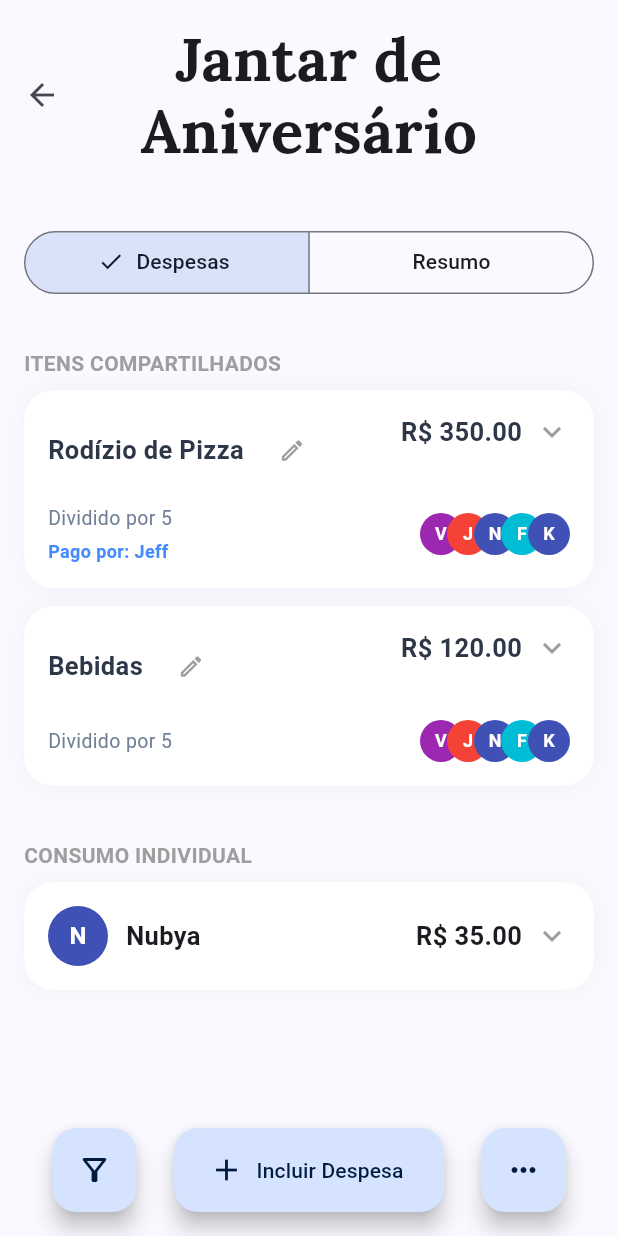
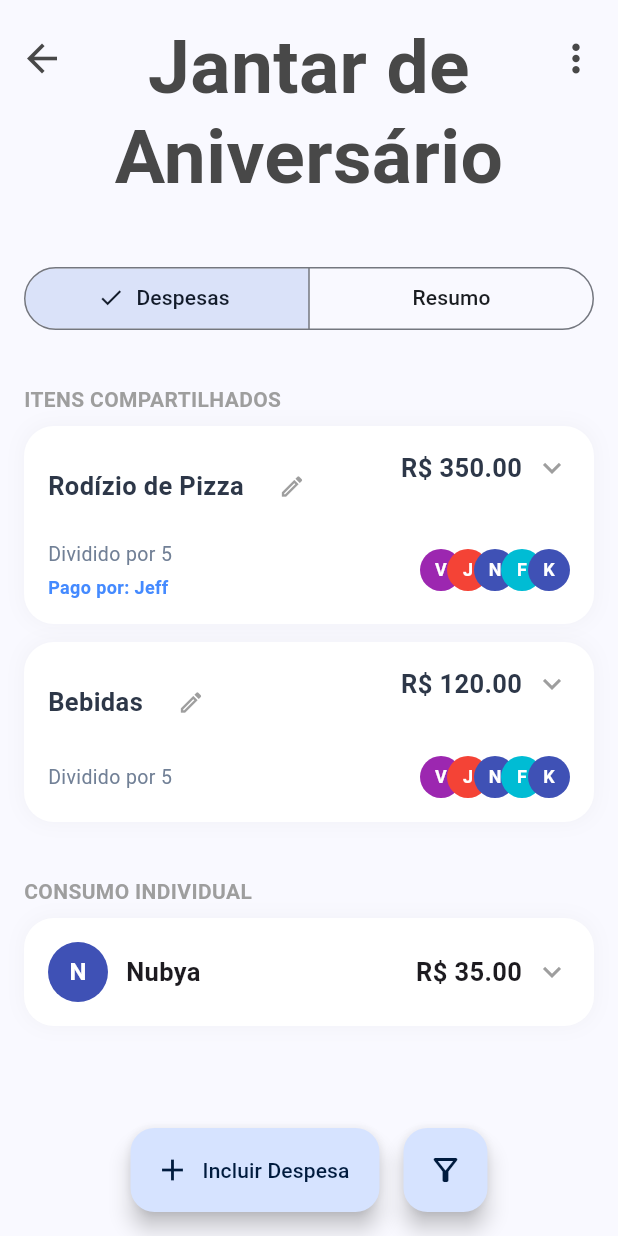
Before and after one commit to miike26/rachaae, a Flutter app: the screen it shows after launch, after a tap on "Jantar de Aniversário", on a phone screen of 412 x 824 dp. Run offline on Flutter 3.47's test engine with Material 3 defaults, Android fonts, the light colour scheme and no system bars; our stand-ins replace flutter_animate, google_fonts, shared_preferences.

Commit message:
atualizado 25/07 22:11

```diff
--- a/lib/screens/racha_details_screen.dart
+++ b/lib/screens/racha_details_screen.dart
@@ -223,23 +223,57 @@ class _RachaDetailsScreenState extends State<RachaDetailsScreen> {
             Padding(
               padding: const EdgeInsets.symmetric(horizontal: 4.0, vertical: 15.0),
               child: Row(
+                crossAxisAlignment: CrossAxisAlignment.start,
                 children: [
                   IconButton(
-                    icon: const Icon(Icons.arrow_back),
+                    icon: const Icon(Icons.arrow_back, size: 30, color:  Color(0xFF484848)),
                     onPressed: () => Navigator.of(context).pop(_currentRacha),
                   ),
                   Expanded(
+
                     child: Text(
                       _currentRacha.title,
                       textAlign: TextAlign.center,
-                      style: GoogleFonts.lora(
+                      style: GoogleFonts.inriaSans(
                         fontWeight: FontWeight.bold,
-                        fontSize: 40,
+                        fontSize: 50,
                         height: 1.2,
+                        color: const Color(0xFF484848),
                       ),
                     ),
                   ),
-                  const SizedBox(width: 48),
+                  PopupMenuButton<String>(
+                    icon: const Icon(Icons.more_vert, size: 30, color:  Color(0xFF484848)),
+                    // *** ALTERAÇÕES NO MENU ***
+                    offset: const Offset(0, 55), // Desloca o menu para baixo
+                    color: Colors.white, // Define a cor de fundo
+                    shape: RoundedRectangleBorder( // Adiciona cantos arredondados
+                      borderRadius: BorderRadius.circular(16.0),
+                    ),
+                    onSelected: (value) {
+                      if (value == 'delete') {
+                        Navigator.of(context).pop('delete');
+                      } else if (value == 'edit') {
+                        _navigateToEditRacha();
+                      } else if (value == 'finish') {
+                        setState(() {
+                          _currentRacha.isFinished = !_currentRacha.isFinished;
+                        });
+                      }
+                    },
+                    itemBuilder: (BuildContext context) => <PopupMenuEntry<String>>[
+                      PopupMenuItem<String>(
+                        value: 'finish',
+                        child: Text(_currentRacha.isFinished ? 'Reabrir Racha' : 'Finalizar Racha'),
+                      ),
+                      const PopupMenuItem<String>(value: 'edit', child: Text('Editar Racha')),
+                      const PopupMenuDivider(color: Color.fromARGB(255, 224, 224, 224)),
+                      const PopupMenuItem<String>(
+                        value: 'delete',
+                        child: Text('Excluir Racha', style: TextStyle(color: Colors.red)),
+                      ),
+                    ],
+                  ),
                 ],
               ),
             ),
@@ -248,7 +282,7 @@ class _RachaDetailsScreenState extends State<RachaDetailsScreen> {
               padding: const EdgeInsets.symmetric(horizontal: 16.0),
               child: SizedBox(
                 width: double.infinity,
-                height: 50, // **ALTURA AUMENTADA AQUI**
+                height: 50,
                 child: SegmentedButton<RachaView>(
                   segments: const <ButtonSegment<RachaView>>[
                     ButtonSegment<RachaView>(value: RachaView.despesas, label: Text('Despesas')),
@@ -281,49 +315,17 @@ class _RachaDetailsScreenState extends State<RachaDetailsScreen> {
         child: Row(
           mainAxisAlignment: MainAxisAlignment.center,
           children: [
+            FloatingActionButton.extended(
+              onPressed: _showAddExpenseSheet,
+              label: const Text('Incluir Despesa'),
+              icon: const Icon(Icons.add),
+            ),
+            const SizedBox(width: 16),
             FloatingActionButton(
               onPressed: _showFilterSheet,
               heroTag: 'filter_fab',
               child: Icon(
                 _filteredParticipants.isEmpty ? Icons.filter_alt_outlined : Icons.filter_alt,
-              ),
-            ),
-            const SizedBox(width: 25),
-            SizedBox(
-              width: 180,
-              height: 56,
-              child: FloatingActionButton.extended(
-                onPressed: _showAddExpenseSheet,
-                label: const Text('Incluir Despesa'),
-                icon: const Icon(Icons.add),
-              ),
-            ),
-            const SizedBox(width: 25),
-            PopupMenuButton<String>(
-              onSelected: (value) {
-                if (value == 'delete') {
-                  Navigator.of(context).pop('delete');
-                } else if (value == 'edit') {
-                  _navigateToEditRacha();
-                } else if (value == 'finish') {
-                  setState(() {
-                    _currentRacha.isFinished = !_currentRacha.isFinished;
-                  });
-                }
-              },
-              itemBuilder: (BuildContext context) => <PopupMenuEntry<String>>[
-                PopupMenuItem<String>(
-                  value: 'finish',
-                  child: Text(_currentRacha.isFinished ? 'Reabrir Racha' : 'Finalizar Racha'),
-                ),
-                const PopupMenuItem<String>(value: 'edit', child: Text('Editar Racha')),
-                const PopupMenuDivider(),
-                const PopupMenuItem<String>(value: 'delete', child: Text('Excluir Racha', style: TextStyle(color: Colors.red))),
-              ],
-              child: const FloatingActionButton(
-                onPressed: null,
-                heroTag: 'menu_fab',
-                child: Icon(Icons.more_horiz),
               ),
             ),
           ],
```
Also changed, not shown: lib/widgets/expanding_fab.dart (added, +179 -0 lines).
